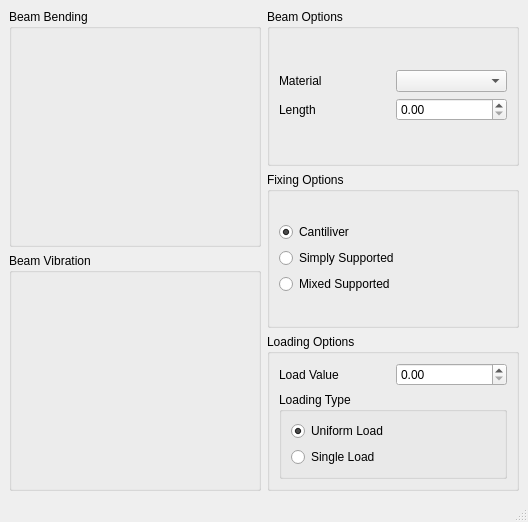
This is mainwindow.ui in opensourcereality/beambending as Qt 5 draws it before an edit. The edited form follows.
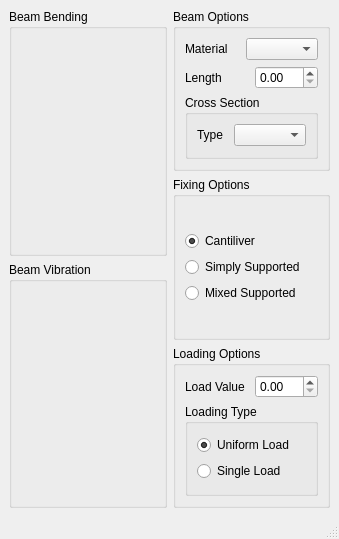
This is the edited form.

Commit message: initial supporting for multi cross sections in the UI

```diff
--- a/mainwindow.ui
+++ b/mainwindow.ui
@@ -6,8 +6,8 @@
    <rect>
     <x>0</x>
     <y>0</y>
-    <width>528</width>
-    <height>522</height>
+    <width>339</width>
+    <height>539</height>
    </rect>
   </property>
   <property name="windowTitle">
@@ -42,27 +42,65 @@
           <property name="title">
            <string>Beam Options</string>
           </property>
-          <layout class="QGridLayout" name="gridLayout_3">
-           <item row="0" column="0">
-            <layout class="QGridLayout" name="gridLayout">
-             <item row="1" column="0">
-              <widget class="QLabel" name="label_2">
-               <property name="text">
-                <string>Length</string>
-               </property>
-              </widget>
+          <layout class="QHBoxLayout" name="horizontalLayout_5">
+           <item>
+            <layout class="QVBoxLayout" name="verticalLayout_7">
+             <item>
+              <layout class="QHBoxLayout" name="horizontalLayout_4">
+               <item>
+                <widget class="QLabel" name="label">
+                 <property name="text">
+                  <string>Material</string>
+                 </property>
+                </widget>
+               </item>
+               <item>
+                <widget class="QComboBox" name="material"/>
+               </item>
+              </layout>
              </item>
-             <item row="1" column="1">
-              <widget class="QDoubleSpinBox" name="length"/>
+             <item>
+              <layout class="QHBoxLayout" name="horizontalLayout_3">
+               <item>
+                <widget class="QLabel" name="label_2">
+                 <property name="text">
+                  <string>Length</string>
+                 </property>
+                </widget>
+               </item>
+               <item>
+                <widget class="QDoubleSpinBox" name="length"/>
+               </item>
+              </layout>
              </item>
-             <item row="0" column="1">
-              <widget class="QComboBox" name="material"/>
-             </item>
-             <item row="0" column="0">
-              <widget class="QLabel" name="label">
-               <property name="text">
-                <string>Material</string>
+             <item>
+              <widget class="QGroupBox" name="groupBox_7">
+               <property name="title">
+                <string>Cross Section</string>
                </property>
+               <layout class="QVBoxLayout" name="verticalLayout_8">
+                <item>
+                 <layout class="QHBoxLayout" name="horizontalLayou_10">
+                  <item>
+                   <widget class="QLabel" name="label_3">
+                    <property name="text">
+                     <string>Type</string>
+                    </property>
+                   </widget>
+                  </item>
+                  <item>
+                   <widget class="QComboBox" name="comboBox"/>
+                  </item>
+                 </layout>
+                </item>
+                <item>
+                 <layout class="QVBoxLayout" name="crossSectionLayout"/>
+                </item>
+               </layout>
+               <zorder>groupBox</zorder>
+               <zorder>label_3</zorder>
+               <zorder>comboBox</zorder>
+               <zorder>verticalLayoutWidget</zorder>
               </widget>
              </item>
             </layout>
```
Left out of the diff: 2 changed lines with no effect on the pictures. The commit also changes 2 other files.
